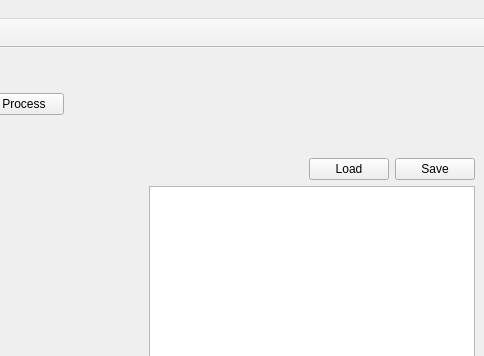
Qt form Scenery/gui/mainwindow.ui (dkliminsky/Scenery) before a commit; both pictures show x 192 to 676 and y 0 to 356 of the 676 by 453 pixel window.
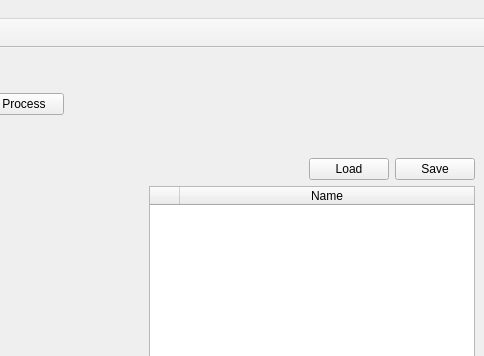
The same form after that commit. Icons and pictures are not drawn.

The edit to the form file:
```diff
--- a/Scenery/gui/mainwindow.ui
+++ b/Scenery/gui/mainwindow.ui
@@ -153,7 +153,39 @@
            </widget>
           </item>
           <item>
-           <widget class="QTableWidget" name="controlsStatesTable"/>
+           <widget class="QTableWidget" name="controlsStatesTable">
+            <property name="selectionMode">
+             <enum>QAbstractItemView::ExtendedSelection</enum>
+            </property>
+            <property name="selectionBehavior">
+             <enum>QAbstractItemView::SelectRows</enum>
+            </property>
+            <property name="wordWrap">
+             <bool>true</bool>
+            </property>
+            <property name="cornerButtonEnabled">
+             <bool>true</bool>
+            </property>
+            <attribute name="horizontalHeaderDefaultSectionSize">
+             <number>30</number>
+            </attribute>
+            <attribute name="horizontalHeaderMinimumSectionSize">
+             <number>30</number>
+            </attribute>
+            <attribute name="horizontalHeaderStretchLastSection">
+             <bool>true</bool>
+            </attribute>
+            <column>
+             <property name="text">
+              <string/>
+             </property>
+            </column>
+            <column>
+             <property name="text">
+              <string>Name</string>
+             </property>
+            </column>
+           </widget>
           </item>
          </layout>
         </widget>
```
Left out of the diff: 2 changed lines with no effect on the pictures.
